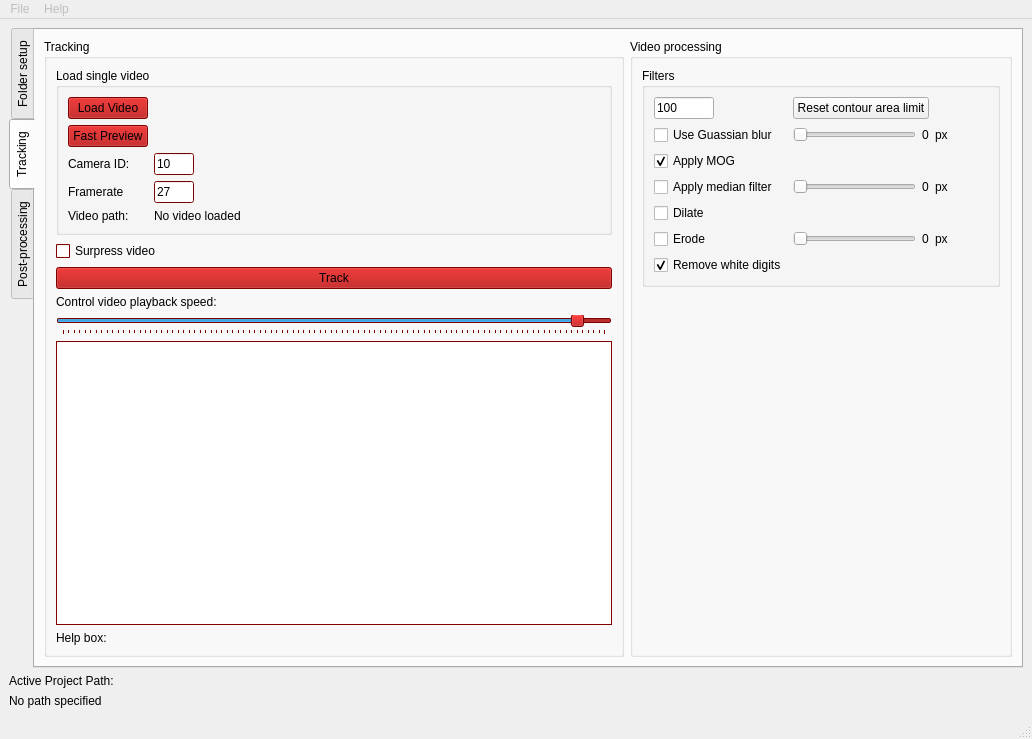
Old version of the form tracker_ui.ui in the repository Fishified/FishTracker.
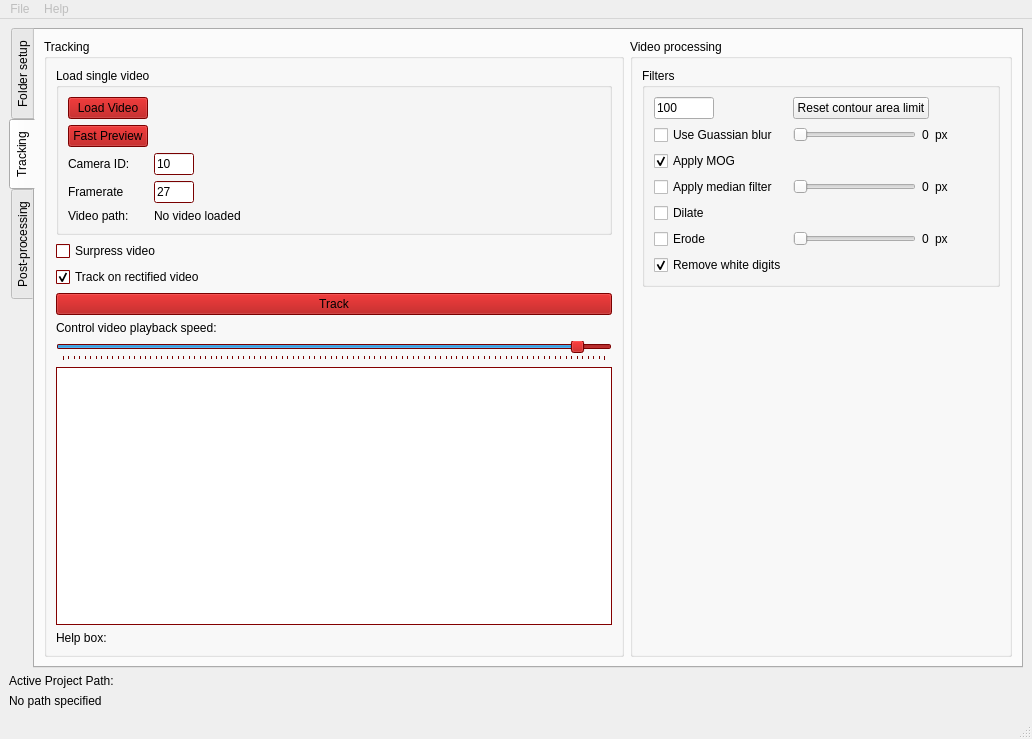
New version of the form. The open tabs and pages were chosen to show the change.

The edit to the form file:
```diff
--- a/tracker_ui.ui
+++ b/tracker_ui.ui
@@ -10,7 +10,7 @@
     <x>0</x>
     <y>0</y>
     <width>1032</width>
-    <height>690</height>
+    <height>708</height>
    </rect>
   </property>
   <property name="sizePolicy">
@@ -942,10 +942,26 @@
                    </layout>
                   </widget>
                  </item>
+                 <item row="3" column="1">
+                  <widget class="QPushButton" name="trkTrack_B">
+                   <property name="toolTip">
+                    <string>Starts object tracking on currently loaded video.</string>
+                   </property>
+                   <property name="text">
+                    <string>Track</string>
+                   </property>
+                   <property name="checkable">
+                    <bool>true</bool>
+                   </property>
+                  </widget>
+                 </item>
                  <item row="6" column="1">
-                  <widget class="QLabel" name="label_21">
+                  <widget class="QTextBrowser" name="track_TE"/>
+                 </item>
+                 <item row="4" column="1">
+                  <widget class="QLabel" name="label_control_Playback">
                    <property name="text">
-                    <string>Help box:</string>
+                    <string>Control video playback speed:</string>
                    </property>
                   </widget>
                  </item>
@@ -965,30 +981,14 @@
                    </property>
                   </widget>
                  </item>
-                 <item row="3" column="1">
-                  <widget class="QLabel" name="label_control_Playback">
+                 <item row="7" column="1">
+                  <widget class="QLabel" name="label_21">
                    <property name="text">
-                    <string>Control video playback speed:</string>
+                    <string>Help box:</string>
                    </property>
                   </widget>
                  </item>
                  <item row="5" column="1">
-                  <widget class="QTextBrowser" name="track_TE"/>
-                 </item>
-                 <item row="2" column="1">
-                  <widget class="QPushButton" name="trkTrack_B">
-                   <property name="toolTip">
-                    <string>Starts object tracking on currently loaded video.</string>
-                   </property>
-                   <property name="text">
-                    <string>Track</string>
-                   </property>
-                   <property name="checkable">
-                    <bool>true</bool>
-                   </property>
-                  </widget>
-                 </item>
-                 <item row="4" column="1">
                   <widget class="QSlider" name="playbackSlider">
                    <property name="toolTip">
                     <string>Speed up or slow down video</string>
@@ -1010,6 +1010,16 @@
                    </property>
                   </widget>
                  </item>
+                 <item row="2" column="1">
+                  <widget class="QCheckBox" name="trackRectify_CB">
+                   <property name="text">
+                    <string>Track on rectified video</string>
+                   </property>
+                   <property name="checked">
+                    <bool>true</bool>
+                   </property>
+                  </widget>
+                 </item>
                 </layout>
                </widget>
               </item>
```
Left out of the diff: 20 changed lines with no effect on the pictures.
